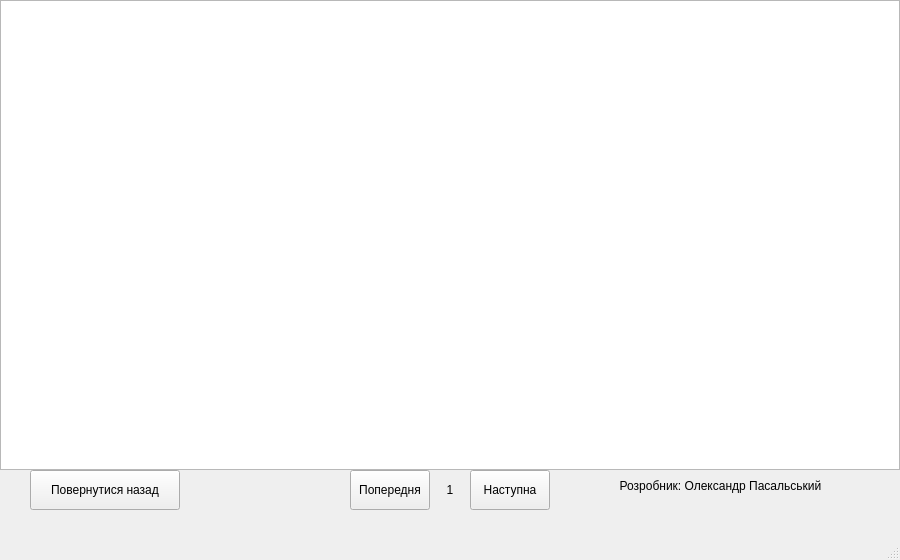
The window that Lab5/windows/windowrules.ui (x-FIREFOUR-x/AlgoLab5) describes before a commit, drawn with Qt 5.
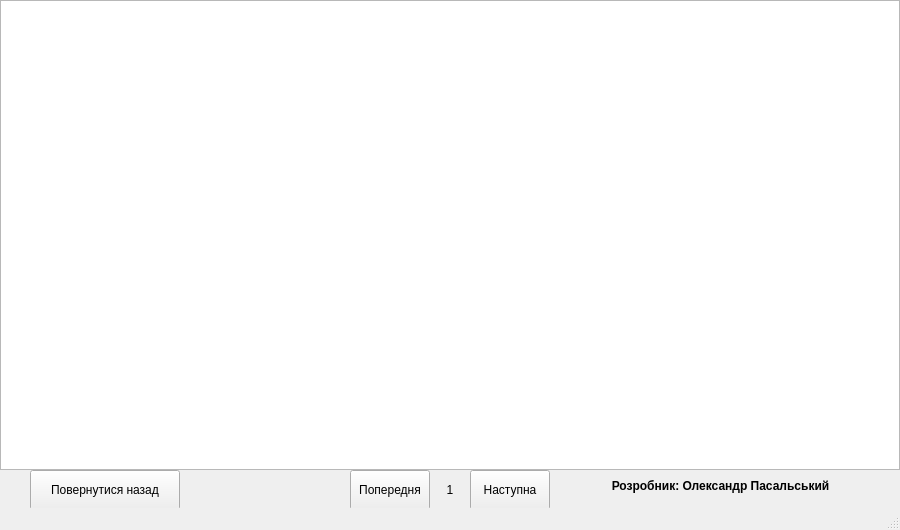
The same window after the commit.

```diff
--- a/Lab5/windows/windowrules.ui
+++ b/Lab5/windows/windowrules.ui
@@ -7,7 +7,7 @@
     <x>0</x>
     <y>0</y>
     <width>900</width>
-    <height>560</height>
+    <height>530</height>
    </rect>
   </property>
   <property name="windowTitle">
@@ -95,7 +95,7 @@
      </rect>
     </property>
     <property name="styleSheet">
-     <string notr="true">font: 12pt &quot;Calibri&quot;;</string>
+     <string notr="true">font: 14pt &quot;Calibri&quot;;font-weight: 560;</string>
     </property>
     <property name="text">
      <string>Розробник: Олександр Пасальський</string>
```
